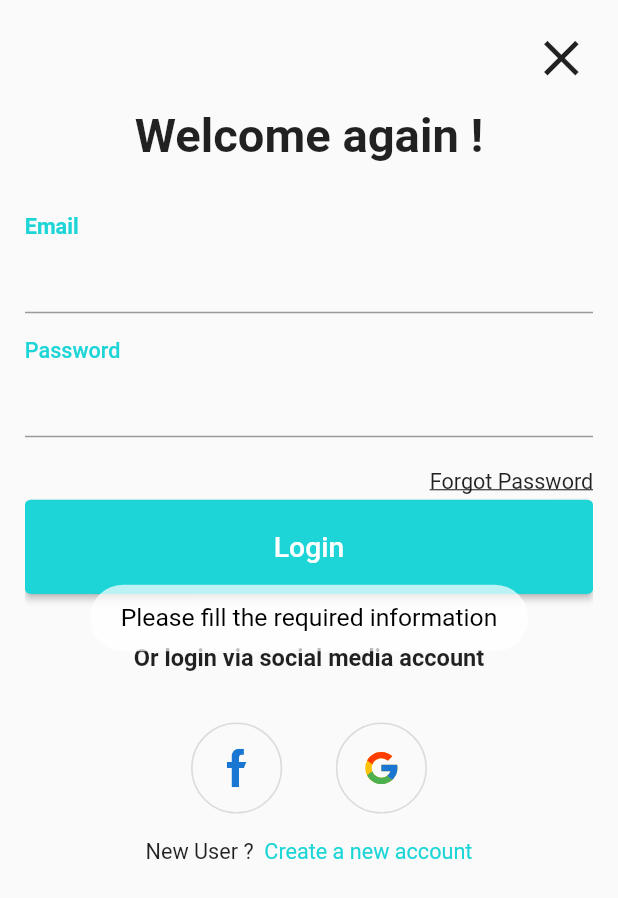
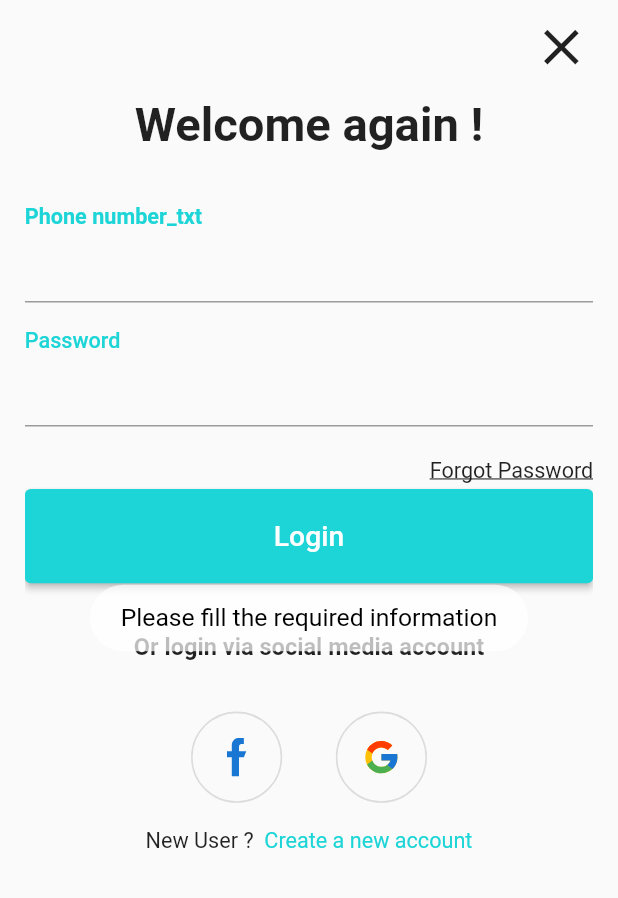
Before and after one commit to ksalehalali/newdream, a Flutter app: the screen it shows after launch, after a tap on "Login", on a phone screen of 412 x 824 dp. Shown: the top 898 px of the screen. Run offline on Flutter 3.47's test engine with Material 2 defaults, Android fonts, the phone set to English and light mode, and no system bars; our stand-ins replace cached_network_image, carousel_slider, device_preview, flutter_blurhash, flutter_cache_manager, flutter_countdown_timer and 22 more; missing offline and left inert: geolocator_web, libphonenumber_web, location_web, my_fatoorah, myfatoorah_pay, shared_preferences_web; network calls fail.

Commit message:
fix signup not finish

```diff
--- /dev/null
+++ b/lib/controllers/banners_controller.dart
@@ -0,0 +1,176 @@
+import 'dart:convert';
+
+import 'package:cached_network_image/cached_network_image.dart';
+import 'package:flutter/cupertino.dart';
+import 'package:flutter/material.dart';
+import 'package:flutter_screenutil/flutter_screenutil.dart';
+import 'package:get/get.dart';
+import 'package:http/http.dart' as http;
+import 'package:shimmer/shimmer.dart';
+
+import '../Assistants/globals.dart';
+class BannerController extends GetxController{
+  var banner1 =[].obs;
+  var banner2 =[].obs;
+  var banner3 =[].obs;
+  var gotBanner1 =false.obs;
+  var gotBanner2 =false.obs;
+  var gotBanner3= false.obs;
+  @override
+  void onInit() {
+    // TODO: implement onInit
+    super.onInit();
+    getBanner1();
+    getBanner2();
+    getBanner3();
+  }
+
+  Future getBanner1()async{
+    var request = http.Request('GET', Uri.parse('$baseURL/api/ListBanner2'));
+
+
+    http.StreamedResponse response = await request.send();
+    var json = jsonDecode(await response.stream.bytesToString());
+    var data = json['description'];
+
+    if (response.statusCode == 200 && json['status']) {
+      print('banner1 data = $json');
+
+      for(int i = 0; i < data.length; i++){
+        banner1.add(
+          CachedNetworkImage(
+            key: UniqueKey(),
+            imageUrl:"$baseURL/${data[i]['banner']}",
+            fit: BoxFit.fill,
+            maxHeightDiskCache: 110,
+            placeholder: (context, url) =>
+                Center(child:   Shimmer.fromColors(
+                  baseColor: Colors.grey[400]!,
+                  highlightColor: Colors.grey[300]!,
+                  child: Container(
+                    height: 220.h,
+                    decoration: BoxDecoration(
+                        color: Colors.grey,
+                        borderRadius: BorderRadius.circular(2)),
+                  ),
+                ),),
+            errorWidget: (context, url, error) => Container(
+              color: Colors.black,
+              child: const Icon(
+                Icons.error,
+                color: Colors.red,
+              ),
+            ),
+          ),
+        );
+      }
+      gotBanner1.value = true;
+      update();
+      print('banner1 got it.....');
+    }
+    else {
+      print('Error banner1 data = $json');
+      print(response.reasonPhrase);
+    }
+  }
+
+  Future getBanner2()async{
+    var request = http.Request('GET', Uri.parse('$baseURL/api/ListBanner2'));
+
+
+    http.StreamedResponse response = await request.send();
+    var json = jsonDecode(await response.stream.bytesToString());
+    var data = json['description'];
+
+    if (response.statusCode == 200 && json['status']) {
+      print('banner2 data = $json');
+
+      for(int i = 0; i < data.length; i++){
+        banner2.add(
+          CachedNetworkImage(
+            key: UniqueKey(),
+            imageUrl:"$baseURL/${data[i]['banner']}",
+            fit: BoxFit.fill,
+            maxHeightDiskCache: 110,
+            placeholder: (context, url) =>
+                Center(child:   Shimmer.fromColors(
+                  baseColor: Colors.grey[400]!,
+                  highlightColor: Colors.grey[300]!,
+                  child: Container(
+                    height: 220.h,
+                    decoration: BoxDecoration(
+                        color: Colors.grey,
+                        borderRadius: BorderRadius.circular(2)),
+                  ),
+                ),),
+            errorWidget: (context, url, error) => Container(
+              color: Colors.black,
+              child: const Icon(
+                Icons.error,
+                color: Colors.red,
+              ),
+            ),
+          ),
+        );
+      }
+
+      gotBanner2.value = true;
+      update();
+      print('banner1 got it.....');
+    }
+    else {
+      print('Error banner2 data = $json');
+      print(response.reasonPhrase);
+    }
+  }
+
+  Future getBanner3()async{
+    var request = http.Request('GET', Uri.parse('$baseURL/api/ListBanner3'));
+
+
+    http.StreamedResponse response = await request.send();
+    var json = jsonDecode(await response.stream.bytesToString());
+    var data = json['description'];
+
+    if (response.statusCode == 200 && json['status']) {
+      print('banner3 data = $json');
+
+      for(int i = 0; i < data.length; i++){
+        banner3.add(
+          CachedNetworkImage(
+            key: UniqueKey(),
+            imageUrl:"$baseURL/${data[i]['banner']}",
+            fit: BoxFit.fill,
+            maxHeightDiskCache: 110,
+            placeholder: (context, url) =>
+                Center(child:   Shimmer.fromColors(
+                  baseColor: Colors.grey[400]!,
+                  highlightColor: Colors.grey[300]!,
+                  child: Container(
+                    height: 220.h,
+                    decoration: BoxDecoration(
+                        color: Colors.grey,
+                        borderRadius: BorderRadius.circular(2)),
+                  ),
+                ),),
+            errorWidget: (context, url, error) => Container(
+              color: Colors.black,
+              child: const Icon(
+                Icons.error,
+                color: Colors.red,
+              ),
+            ),
+          ),
+        );
+      }
+
+      gotBanner3.value = true;
+      update();
+      print('banner1 got it.....');
+    }
+    else {
+      print('Error banner3 data = $json');
+      print(response.reasonPhrase);
+    }
+  }
+}
--- a/lib/main.dart
+++ b/lib/main.dart
@@ -7,6 +7,7 @@ import 'package:google_maps_flutter/google_maps_flutter.dart';
 import 'package:location/location.dart' as loc;
 import 'package:geolocator/geolocator.dart' as geo;
 import 'package:lottie/lottie.dart';
+import 'package:newdream/controllers/banners_controller.dart';
 import 'package:responsive_framework/responsive_framework.dart';
 import 'Assistants/globals.dart';
 import 'controllers/address_location_controller.dart';
@@ -34,6 +35,7 @@ void main() async {
   final langController =Get.putAsync(() async => LangController(),permanent: true);
   final paymentController =Get.putAsync(() async => PaymentController(),permanent: true);
   final registerController =Get.putAsync(() async => RegisterController(),permanent: true);
+  final bannerController =Get.putAsync(() async => BannerController(),permanent: true);
 
   runApp( ScreenUtilInit(
       designSize: const Size(380, 810),
--- a/lib/services/localization/localization_data.dart
+++ b/lib/services/localization/localization_data.dart
@@ -72,6 +72,7 @@ Map<String,String> ar ={
 
   'Create A New Account_txt':'انشاء حساب جديد',
   'Username_txt':'اسم المستخدم',
+  "Phone number_txt":'Phone number',
   'Email_txt':'البريد الإلكتروني',
   'Password_txt':'كلمة المرور',
   'Confirm Password_txt':'تاكيد كلمة المرور',
--- a/lib/views/screens/auth/register.dart
+++ b/lib/views/screens/auth/register.dart
@@ -5,6 +5,7 @@ import 'package:flutter_screenutil/flutter_screenutil.dart';
 import 'package:flutter_svg/flutter_svg.dart';
 import 'package:get/get.dart';
 import 'package:get/get_core/src/get_main.dart';
+import 'package:intl_phone_field/intl_phone_field.dart';
 import 'package:shared_preferences/shared_preferences.dart';
 
 import '../../../Assistants/globals.dart';
@@ -75,7 +76,7 @@ class _RegisterState extends State<Register> {
                 crossAxisAlignment: CrossAxisAlignment.start,
                 children: [
                   Text(
-                    "Username_txt".tr,
+                    "Phone number_txt".tr,
                     style: TextStyle(
                       color: myHexColor2,
                       fontWeight: FontWeight.bold,
@@ -229,7 +230,7 @@ class _RegisterState extends State<Register> {
                 crossAxisAlignment: CrossAxisAlignment.start,
                 children: [
                   Text(
-                    "Email_txt".tr,
+                    "Phone number_txt".tr,
                     style: TextStyle(
                       color: myHexColor2,
                       fontWeight: FontWeight.bold,
@@ -325,6 +326,7 @@ class _RegisterState extends State<Register> {
     }
   }
 
+  String? phoneNumber;
 
   @override
   Widget build(BuildContext context) {
@@ -340,7 +342,7 @@ class _RegisterState extends State<Register> {
             child: Column(
               children: [
                 const SizedBox(
-                  height: 10,
+                  height: 3,
                 ),
                 // CLOSE
                 Container(
@@ -383,7 +385,7 @@ class _RegisterState extends State<Register> {
                           crossAxisAlignment: CrossAxisAlignment.start,
                           children: [
                             Text(
-                              "Email_txt".tr,
+                              "Phone number_txt".tr,
                               style: TextStyle(
                                 color: myHexColor2,
                                 fontWeight: FontWeight.bold,
@@ -492,31 +494,39 @@ class _RegisterState extends State<Register> {
                           ),
                         ),
                         SizedBox(
-                          height: 32.h,
+                          height: 28.h,
                         ),
                         // USERNAME TEXT FIELD
                         Column(
                           crossAxisAlignment: CrossAxisAlignment.start,
                           children: [
-                            Text(
-                              "Username_txt".tr,
-                              style: TextStyle(
-                                color: myHexColor2,
-                                fontWeight: FontWeight.bold,
-                              ),
-                            ),
                             Theme(
                               data: ThemeData.from(
                                 colorScheme: ColorScheme.fromSwatch(
                                     primarySwatch: primaryColorSwatch),
                               ),
-                              child: TextField(
-                                controller: registerController.signUpUsernameController,
-                                enabled: showSignUp.value,
-                                style: const TextStyle(
-                                  fontWeight: FontWeight.bold,
-                                  color: Colors.black87,
-                                ),
+                              child:   SizedBox(
+                                  width: screenSize.width * 0.9,
+                                  child: IntlPhoneField(
+                                    decoration: InputDecoration(
+                                      labelText: 'Phone_txt'.tr,
+
+                                      focusColor: myHexColor,
+                                      labelStyle: TextStyle(fontSize: 15),
+                                      hoverColor: Colors.grey,
+                                      enabled: showSignUp.value,
+                                      // border: OutlineInputBorder(
+                                      //   borderSide: BorderSide(color: myHexColor),
+                                      // ),
+                                    ),
+                                    initialCountryCode: 'QA',
+                                    onChanged: (phone) {
+                                      print(phone.completeNumber);
+                                      phoneNumber = phone.completeNumber;
+                                      registerController.phoneNumber = phoneNumber!;
+                                      print(phoneNumber);
+                                    },
+                                  )
                               ),
                             ),
                           ],
@@ -528,25 +538,26 @@ class _RegisterState extends State<Register> {
                         Column(
                           crossAxisAlignment: CrossAxisAlignment.start,
                           children: [
-                            Text(
-                              "Email_txt".tr,
-                              style: TextStyle(
-                                color: myHexColor2,
-                                fontWeight: FontWeight.bold,
-                              ),
-                            ),
                             Theme(
                               data: ThemeData.from(
                                 colorScheme: ColorScheme.fromSwatch(
                                     primarySwatch: primaryColorSwatch),
                               ),
                               child: TextField(
-                                controller: registerController.signUpEmailController,
+                                controller: registerController.signUpUsernameController,
                                 enabled: showSignUp.value,
+                                decoration: InputDecoration(
+                                  hintText: "Name_txt".tr,
+                                  hintStyle: TextStyle(
+                                    color: Colors.grey,
+                                    fontWeight: FontWeight.bold,
+                                  ),
+                                ),
                                 style: TextStyle(
                                   fontWeight: FontWeight.bold,
                                   color: Colors.black87,
                                 ),
+
                               ),
                             ),
                           ],
@@ -558,13 +569,7 @@ class _RegisterState extends State<Register> {
                         Column(
                           crossAxisAlignment: CrossAxisAlignment.start,
                           children: [
-                            Text(
-                              "Password_txt".tr,
-                              style: TextStyle(
-                                color: myHexColor2,
-                                fontWeight: FontWeight.bold,
-                              ),
-                            ),
+
                             Theme(
                               data: ThemeData.from(
                                 colorScheme: ColorScheme.fromSwatch(
@@ -574,7 +579,10 @@ class _RegisterState extends State<Register> {
                                 controller: registerController.signUpPasswordController,
                                 enabled: showSignUp.value,
                                 obscureText: true,
-                                decoration: InputDecoration(),
+                                decoration: InputDecoration(hintText: "Password_txt".tr,hintStyle: TextStyle(
+                                  color: Colors.grey,
+                                  fontWeight: FontWeight.bold,
+                                ),),
                                 style: TextStyle(
                                   fontWeight: FontWeight.bold,
                                   color: Colors.black87,
@@ -590,13 +598,7 @@ class _RegisterState extends State<Register> {
                         Column(
                           crossAxisAlignment: CrossAxisAlignment.start,
                           children: [
-                            Text(
-                              "Confirm Password_txt".tr,
-                              style: TextStyle(
-                                color: myHexColor2,
-                                fontWeight: FontWeight.bold,
-                              ),
-                            ),
+
                             Theme(
                               data: ThemeData.from(
                                 colorScheme: ColorScheme.fromSwatch(
@@ -607,7 +609,10 @@ class _RegisterState extends State<Register> {
                                 registerController.signUpConfirmPasswordController,
                                 enabled: showSignUp.value,
                                 obscureText: true,
-                                decoration: InputDecoration(),
+                                decoration: InputDecoration(hintText: "Confirm Password_txt".tr,hintStyle:TextStyle(
+                                  color: Colors.grey,
+                                  fontWeight: FontWeight.bold,
+                                ), ),
                                 style: TextStyle(
                                   fontWeight: FontWeight.bold,
                                   color: Colors.black87,
@@ -652,8 +657,9 @@ class _RegisterState extends State<Register> {
                             } else {
                               registerController.isRegisterLoading.value =
                               true;
+
                               await registerController
-                                  .makeRegisterRequest();
+                                  .makeRegisterRequest(context);
                               registerController.isRegisterLoading.value =
                               false;
                             }
--- a/lib/views/screens/order/order_summary.dart
+++ b/lib/views/screens/order/order_summary.dart
@@ -32,7 +32,6 @@ class _OrderSummaryState extends State<OrderSummary> {
 
   @override
   Widget build(BuildContext context) {
-    int indexAddress = storage.read("indexAddressSelected");
     final screenSize = MediaQuery.of(context).size;
 
     return Container(
--- a/pubspec.yaml
+++ b/pubspec.yaml
@@ -17,7 +17,7 @@ publish_to: 'none' # Remove this line if you wish to publish to pub.dev
 # https://developer.apple.com/library/archive/documentation/General/Reference/InfoPlistKeyReference/Articles/CoreFoundationKeys.html
 # In Windows, build-name is used as the major, minor, and patch parts
 # of the product and file versions while build-number is used as the build suffix.
-version: 1.0.0+3
+version: 1.0.0+4
 
 environment:
   sdk: '>=2.18.4 <3.0.0'
```
Also changed, not shown: lib/controllers/cart_controller.dart (+5 -2 lines), lib/controllers/register_controller.dart (+195 -14 lines), lib/views/screens/home/home.dart (+5 -14 lines), lib/views/screens/offers_screen.dart (+28 -5 lines).
